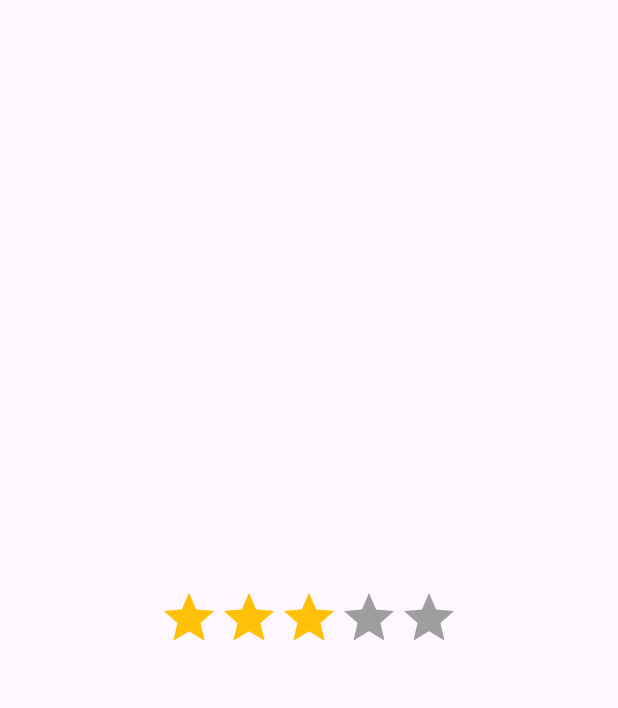
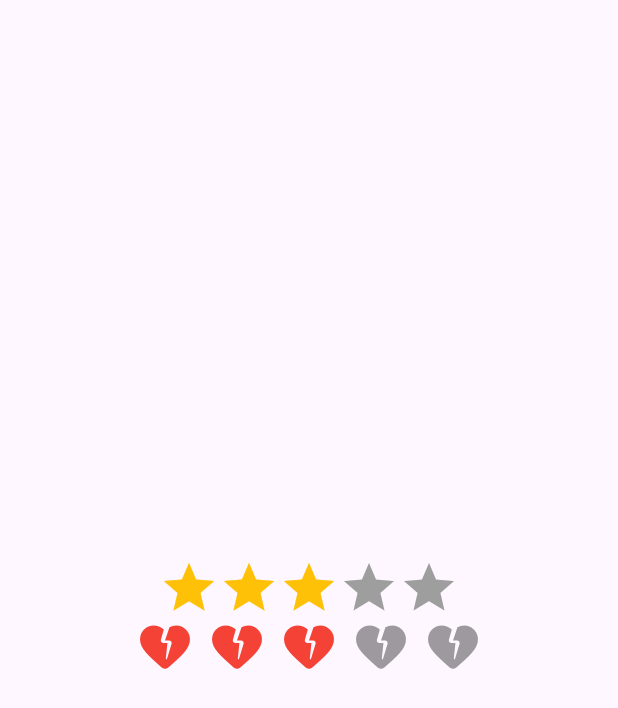
Before and after one commit to SamaritanoDev/practica-flutter, a Flutter app: the screen it shows after launch, on a phone screen of 412 x 824 dp. Shown: the top 708 px of the screen. Run offline on Flutter 3.47's test engine with Material 2 defaults, Android fonts, the phone set to English and light mode, and no system bars; drawn by our look-alikes of flutter_rating_bar; our stand-ins replace line_icons.

Commit message:
rating bar starts

```diff
--- a/widgetoftheweek/lib/widgets/rating_bar_per.dart
+++ b/widgetoftheweek/lib/widgets/rating_bar_per.dart
@@ -33,7 +33,22 @@
                 print(rating);
               },
             ),
-
+            RatingBar.builder(
+              glow: false,
+              initialRating: 3,
+              minRating: 1,
+              direction: Axis.horizontal,
+              allowHalfRating: true,
+              itemCount: 5,
+              itemPadding: const EdgeInsets.symmetric(horizontal: 4.0),
+              itemBuilder: (context, _) => const Icon(
+                Icons.heart_broken_rounded,
+                color: Colors.red,
+              ),
+              onRatingUpdate: (rating) {
+                print(rating);
+              },
+            )
           ],
         ),
       ),
```
